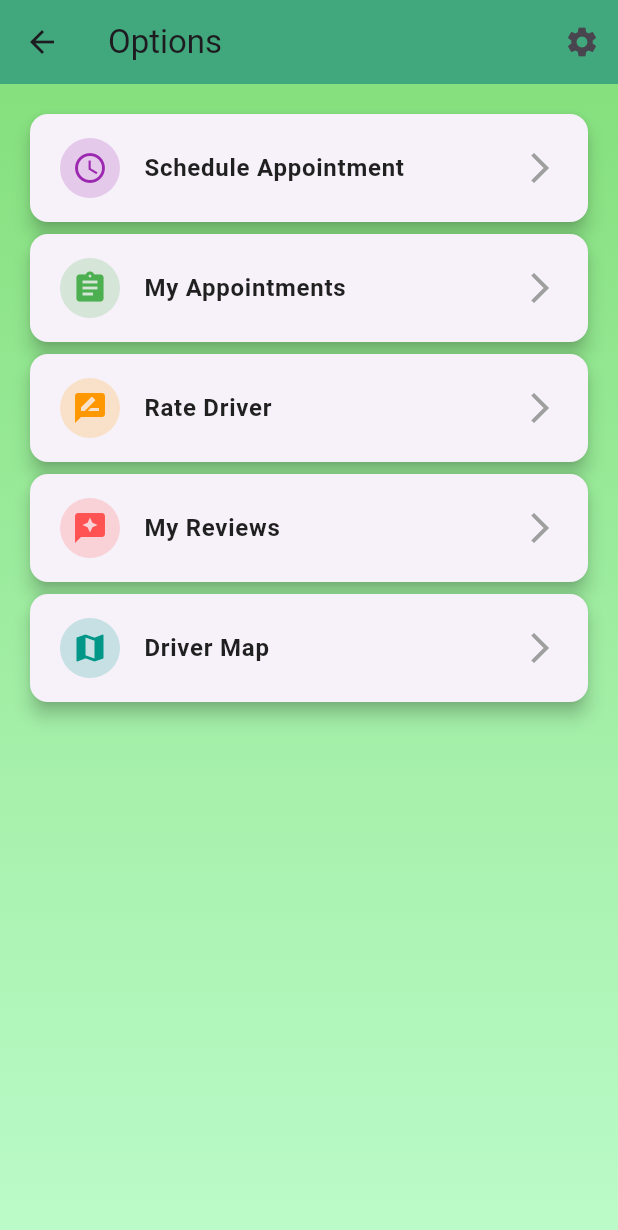
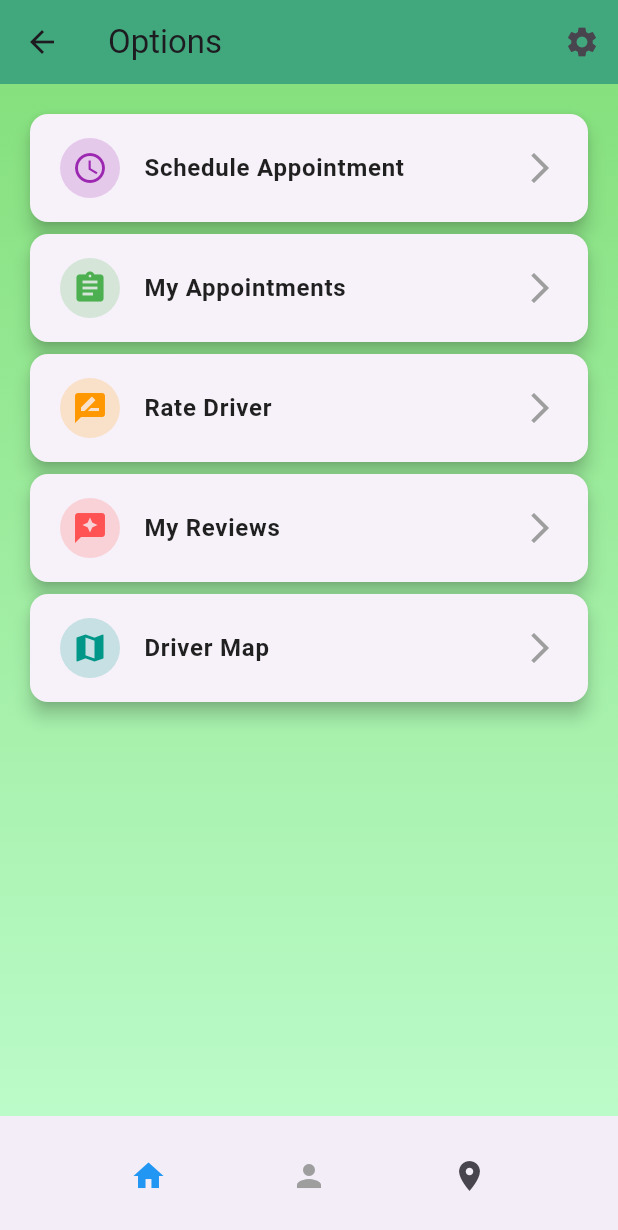
Before and after one commit to TechVisionaries/EcoEagle, a Flutter app: the SampleItemListView screen opened by its route, on a phone screen of 412 x 824 dp. Shown: the top 1230 px of the screen. Run offline on Flutter 3.47's test engine with Material 3 defaults, Android fonts, the phone set to English and light mode, and no system bars; our stand-ins replace flutter_compass, flutter_dotenv, flutter_rating_bar, flutter_tts, geolocator, google_maps_flutter and 2 more; accounts and stored records are empty; generated files the repository leaves out were written again.

Commit message:
sign in sign up updated and add bottom navbar to sample list view

```diff
--- a/lib/src/sample_feature/sample_item_list_view.dart
+++ b/lib/src/sample_feature/sample_item_list_view.dart
@@ -6,19 +6,47 @@ import '../reward_management/view_reviews.dart';
 import '../settings/settings_view.dart';
 import '../appointments_feature/schedule_appointment_view.dart';
 import '../appointments_feature/my_appointments_view.dart';
+import '../user_management_feature/userProfile.dart'; // Make sure to import your UserProfile page
 
 /// Displays a list of options for navigation with a beautified UI.
-class SampleItemListView extends StatelessWidget {
+class SampleItemListView extends StatefulWidget {
   const SampleItemListView({super.key});
 
   static const routeName = '/options';
+
+  @override
+  _SampleItemListViewState createState() => _SampleItemListViewState();
+}
+
+class _SampleItemListViewState extends State<SampleItemListView> {
+  int _selectedIndex = 0; // Track the selected index
+
+  void _navigateToProfile(BuildContext context) {
+    setState(() {
+      _selectedIndex = 1; // Set the index for profile
+    });
+    Navigator.push(
+      context,
+      MaterialPageRoute(builder: (context) => const UserProfile()),
+    );
+  }
+
+  void _navigateToHome(BuildContext context) {
+    setState(() {
+      _selectedIndex = 0; // Set the index for home
+    });
+    Navigator.push(
+      context,
+      MaterialPageRoute(builder: (context) => const SampleItemListView()),
+    );
+  }
 
   @override
   Widget build(BuildContext context) {
     return Scaffold(
       appBar: AppBar(
         title: const Text('Options'),
-        backgroundColor: Color.fromARGB(255, 65, 168, 125),
+        backgroundColor: const Color.fromARGB(255, 65, 168, 125),
         elevation: 0,
         actions: [
           IconButton(
@@ -31,11 +59,11 @@ class SampleItemListView extends StatelessWidget {
         ],
       ),
       body: Container(
-        decoration: BoxDecoration(
+        decoration: const BoxDecoration(
           gradient: LinearGradient(
             colors: [
               Color.fromARGB(255, 133, 224, 125),
-              const Color.fromARGB(255, 187, 251, 201)
+              Color.fromARGB(255, 187, 251, 201),
             ],
             begin: Alignment.topCenter,
             end: Alignment.bottomCenter,
@@ -50,7 +78,6 @@ class SampleItemListView extends StatelessWidget {
               icon: Icons.schedule,
               color: Colors.purple,
               routeName: ScheduleAppointmentView.routeName,
-              // Navigate to the ScheduleAppointmentView.
             ),
             _buildNavigationTile(
               context,
@@ -58,7 +85,6 @@ class SampleItemListView extends StatelessWidget {
               icon: Icons.assignment,
               color: Colors.green,
               routeName: MyAppointmentsView.routeName,
-              // Navigate to the MyAppointmentsView.
             ),
             _buildNavigationTile(
               context,
@@ -66,7 +92,6 @@ class SampleItemListView extends StatelessWidget {
               icon: Icons.rate_review,
               color: Colors.orange,
               routeName: RateDriverScreen.routeName,
-              // Navigate to the RateDriverScreen.
             ),
             _buildNavigationTile(
               context,
@@ -74,40 +99,46 @@ class SampleItemListView extends StatelessWidget {
               icon: Icons.reviews,
               color: Colors.redAccent,
               routeName: MyReviewsScreen.routeName,
-              // Navigate to the MyReviewsScreen.
             ),
-            // Uncomment and update routes for these options if needed.
-            // _buildNavigationTile(
-            //   context,
-            //   title: 'Admin Driver Profile',
-            //   icon: Icons.person,
-            //   color: Colors.blue,
-            //   routeName: AdminDriverProfile.routeName,
-            //   // Navigate to the AdminDriverProfile.
-            // ),
-            // _buildNavigationTile(
-            //   context,
-            //   title: 'Driver Dashboard',
-            //   icon: Icons.dashboard,
-            //   color: Colors.indigo,
-            //   routeName: AdminDriverDashboard.routeName,
-            //   // Navigate to the DriverDashboard.
-            // ),
-            // _buildNavigationTile(
-            //   context,
-            //   title: 'Driver Profile',
-            //   icon: Icons.account_circle,
-            //   color: Colors.deepPurple,
-            //   routeName: DriverProfile.routeName,
-            //   // Navigate to the DriverProfile.
-            // ),
             _buildNavigationTile(
               context,
               title: 'Driver Map',
               icon: Icons.map,
               color: Colors.teal,
               routeName: Constants.wasteMapDriverRoute,
-              // Navigate to the DriverProfile.
+            ),
+          ],
+        ),
+      ),
+      bottomNavigationBar: BottomAppBar(
+        shape: const CircularNotchedRectangle(),
+        notchMargin: 6.0,
+        child: Row(
+          mainAxisAlignment: MainAxisAlignment.spaceEvenly,
+          children: <Widget>[
+            IconButton(
+              icon: Icon(
+                Icons.home,
+                color: _selectedIndex == 0
+                    ? Colors.blue // Highlight if selected
+                    : Colors.grey,
+              ),
+              onPressed: () => _navigateToHome(context),
+            ),
+            IconButton(
+              icon: Icon(
+                Icons.person,
+                color: _selectedIndex == 1
+                    ? Colors.blue // Highlight if selected
+                    : Colors.grey,
+              ),
+              onPressed: () => _navigateToProfile(context),
+            ),
+            IconButton(
+              icon: const Icon(Icons.location_on),
+              onPressed: () {
+                // Handle location button press
+              },
             ),
           ],
         ),
@@ -132,7 +163,7 @@ class SampleItemListView extends StatelessWidget {
         ),
         title: Text(
           title,
-          style: TextStyle(
+          style: const TextStyle(
             fontSize: 16,
             fontWeight: FontWeight.w600,
             color: Colors.black87,
--- a/lib/src/user_management_feature/signup.dart
+++ b/lib/src/user_management_feature/signup.dart
@@ -219,8 +219,9 @@ class _SignUpState extends State<SignUp> {
     return Scaffold(
       appBar: AppBar(
         title: const Text('    Register to TrashTrek'),
-        backgroundColor: Colors.grey[800], // Gray color for AppBar
-        foregroundColor: Colors.white,
+        backgroundColor:
+            const Color.fromARGB(255, 65, 168, 125), // Gray color for AppBar
+        foregroundColor: Colors.black,
       ),
       body: Stack(
         children: <Widget>[
```
Also changed, not shown: lib/src/user_management_feature/signin.dart (+26 -16 lines), lib/src/user_management_feature/userProfile.dart (+23 -13 lines).
